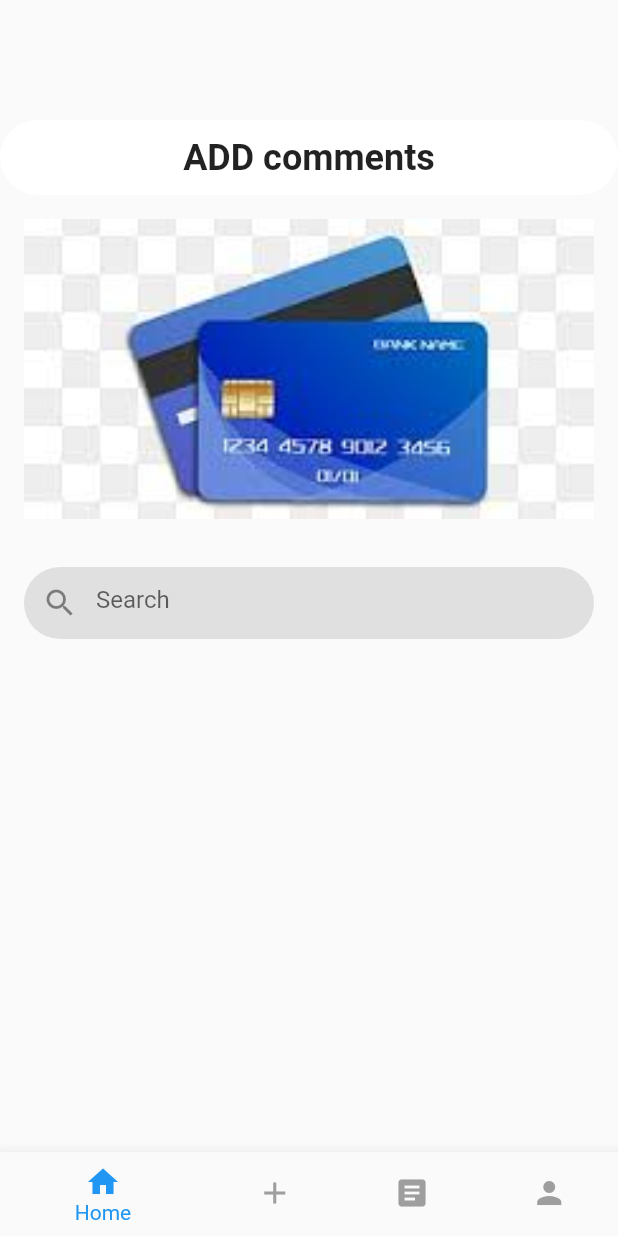
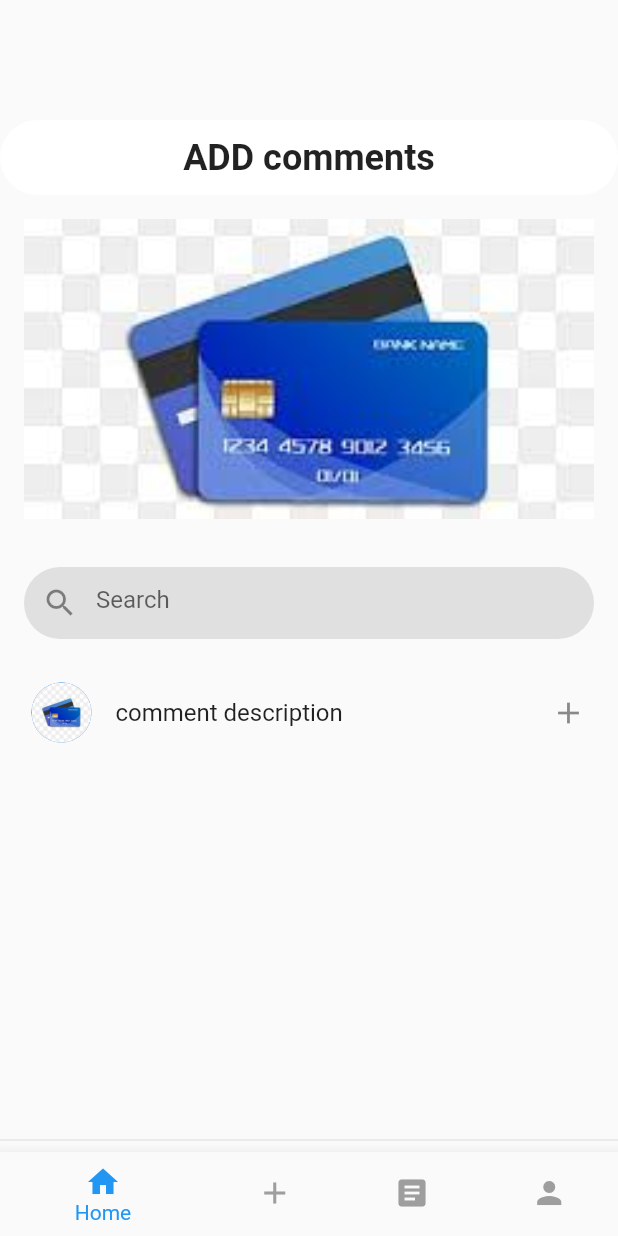
Before and after one commit to sakshi3326/comment_add, a Flutter app: the screen it shows after launch, on a phone screen of 412 x 824 dp. Run offline on Flutter 3.47's test engine with Material 2 defaults, Android fonts, the phone set to English and light mode, and no system bars.

Commit message:
basic comment UI ready

```diff
--- a/lib/main.dart
+++ b/lib/main.dart
@@ -5,6 +5,7 @@ void main() {
 }
 
 class MyApp extends StatelessWidget {
+
   @override
   Widget build(BuildContext context) {
     return MaterialApp(
@@ -25,6 +26,7 @@ class MyHomePage extends StatefulWidget {
 }
 
 class _MyHomePageState extends State<MyHomePage> {
+  final TextEditingController commentController = TextEditingController();
   String comment = '';
 
   void _showAddCommentDialog() {
@@ -39,6 +41,7 @@ class _MyHomePageState extends State<MyHomePage> {
               mainAxisSize: MainAxisSize.min,
               children: [
                 TextField(
+                  controller: commentController,
                   onChanged: (value) {
                     setState(() {
                       comment = value;
@@ -129,6 +132,31 @@ class _MyHomePageState extends State<MyHomePage> {
               ),
             ),
           ),
+          Expanded(
+              child: ListView.builder(
+              itemCount: 1,
+              itemBuilder: (context,index){
+                return Padding(
+                  padding: const EdgeInsets.all(5.0),
+                  child: ListTile(
+                    leading: CircleAvatar(
+                      backgroundImage: AssetImage('assets/images/card.jpg'),
+
+                    ),
+                    title: Row(
+                      children: [
+                        Text('comment description'),
+                      ],
+                    ),
+                    trailing: InkWell(
+                        onTap: _showAddCommentDialog,
+                        child: Icon(Icons.add)),
+
+                  ),
+                );
+              })
+          ),
+          Divider(),
         ],
       ),
       bottomNavigationBar: BottomNavigationBar(
```
